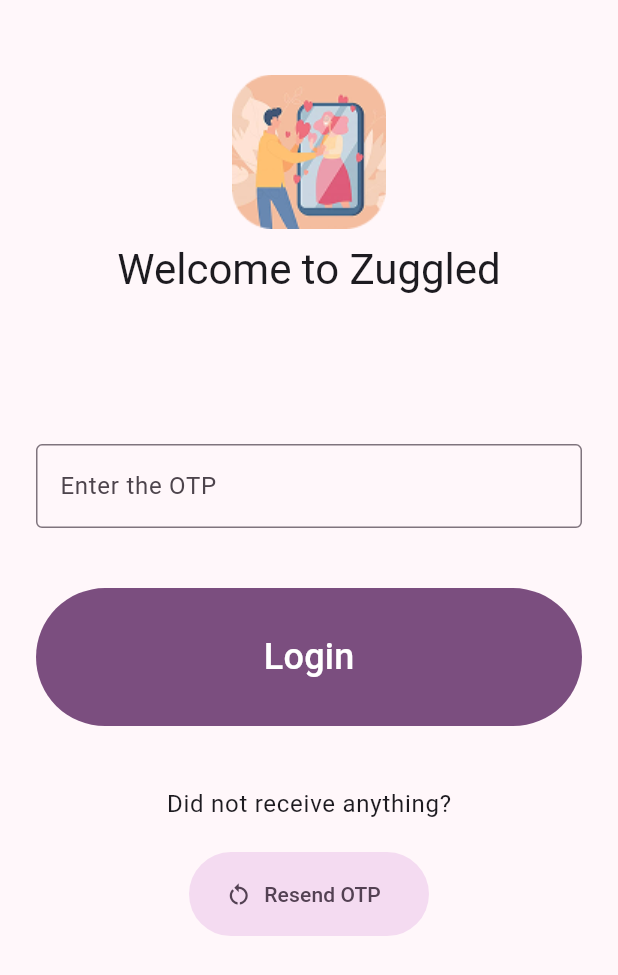
After one commit to maniraj1234/zuggled, a Flutter app: the LoginScreen screen opened by its route, after a tap on "Send OTP", on a phone screen of 412 x 824 dp. The commit adds this screen. Shown: the top 975 px of the screen. Run offline on Flutter 3.47's test engine with Material 3 defaults, Android fonts, the phone set to English and light mode, and no system bars; our stand-ins replace dio, firebase_auth, firebase_core, flutter_bloc, flutter_dotenv, go_router and 1 more; missing offline and left inert: http_status_code, stream_video, stream_video_flutter; accounts and stored records are empty.

Commit message:
Login Screen UI update, OTP verification setup for Testing number

```diff
--- a/frontend/lib/core/navigation/main_router.dart
+++ b/frontend/lib/core/navigation/main_router.dart
@@ -1,10 +1,8 @@
 import 'package:frontend/core/navigation/root_nav_screen.dart';
-import 'package:frontend/features/auth_test/view/login.dart';
-import 'package:frontend/features/Authentication/presentation/pages/signin1.dart';
-import 'package:frontend/features/Authentication/presentation/pages/signin2.dart';
+import 'package:frontend/views/login_screen.dart';
 import 'package:frontend/features/calling/pages/call_feature.dart';
 // ignore: unused_import
-import 'package:frontend/features/onboarding/onboarding.dart';
+import 'package:frontend/views/onboarding.dart';
 import 'package:frontend/views/coins_screen.dart';
 import 'package:frontend/views/history_screen.dart';
 import 'package:frontend/views/home_screen.dart';
@@ -44,6 +42,8 @@ final GoRouter mainRouter = GoRouter(
     SharedPreferences prefs = await SharedPreferences.getInstance();
     if (prefs.getBool('isFirstLaunch') ?? true) {
       return '/onBoarding';
+    } else if (!(prefs.getBool('isLoggedIn') ?? false)) {
+      return '/login';
     } else {
       return '/home';
     }
@@ -59,7 +59,6 @@ final GoRouter mainRouter = GoRouter(
   /// - [`OnboardingScreen`] serves as the main view (for testing purposes).
   /// - Additional screens can be added here for modular navigation.
   routes: [
-    //TODO:Change HomeScreen to OnboardingScreen()
     /// ShellRoute will be RootScreen and act as container for Other main screens like
     /// HomeScreen, SettingScrren, HistoryScreen
     /// and have a NavigationBar persistant across all these screens.
@@ -67,7 +66,7 @@ final GoRouter mainRouter = GoRouter(
       path: '/onBoarding',
       builder: (context, state) => OnboardingScreen(),
     ),
-    GoRoute(path: '/login', builder: (context, state) => LoginPage()),
+    GoRoute(path: '/login', builder: (context, state) => LoginScreen()),
     ShellRoute(
       pageBuilder:
           (context, state, child) =>
@@ -105,8 +104,8 @@ final GoRouter mainRouter = GoRouter(
     ),
     // TODO: Redesign Call Screen UI
     /// CallScreen
-    GoRoute(path: '/', builder: (context, state) => SignIn1()),
-    GoRoute(path: '/signin2', builder: (context, state) => SignIn2()),
+    GoRoute(path: '/', builder: (context, state) => LoginScreen()),
+
     GoRoute(
       path: '/call_screen',
       builder: (context, state) => CallScreen(title: "call home screen"),
--- /dev/null
+++ b/frontend/lib/views/login_screen.dart
@@ -0,0 +1,226 @@
+import 'package:flutter/material.dart';
+import 'package:frontend/widgets/auth_button.dart';
+import 'package:frontend/widgets/auth_textfield.dart';
+
+class LoginScreen extends StatefulWidget {
+  const LoginScreen({super.key});
+
+  @override
+  State<LoginScreen> createState() => _LoginScreenState();
+}
+
+class _LoginScreenState extends State<LoginScreen>
+    with SingleTickerProviderStateMixin {
+  late Size size;
+  final TextEditingController _phoneController = TextEditingController();
+  final TextEditingController _otpverifController = TextEditingController();
+  late Widget _loginWidget;
+  late Widget _otpVerifWidget;
+  int _animateWidgetIndex = 0;
+
+  @override
+  void initState() {
+    super.initState();
+    _loginWidget = LoginWidget(
+      controller: _phoneController,
+      onLoginPressed:
+          () => setState(() {
+            _animateWidgetIndex = 1;
+          }),
+    );
+    _otpVerifWidget = BackButtonListener(
+      onBackButtonPressed: () async {
+        setState(() {
+          _animateWidgetIndex = 0;
+        });
+        return true;
+      },
+      child: OTPVerificationWidget(controller: _otpverifController),
+    );
+  }
+
+  @override
+  void didChangeDependencies() {
+    super.didChangeDependencies();
+    size = MediaQuery.of(context).size;
+  }
+
+  @override
+  Widget build(BuildContext context) {
+    return Scaffold(
+      backgroundColor: Theme.of(context).colorScheme.surface,
+      resizeToAvoidBottomInset: false,
+      body: Padding(
+        padding: EdgeInsets.only(
+          left: 24,
+          right: 24,
+          top: MediaQuery.of(context).padding.top + 0.05 * size.height,
+          bottom: 1 / 10 * size.height,
+        ),
+        child: Column(
+          crossAxisAlignment: CrossAxisAlignment.stretch,
+          mainAxisAlignment: MainAxisAlignment.start,
+          children: [
+            Image.asset(
+              'lib/assets/images/core/zuggled-banner-image.png',
+              height: 120,
+              width: 120,
+            ),
+            Center(
+              child: Text(
+                'Welcome to Zuggled',
+                style: Theme.of(context).textTheme.headlineMedium,
+              ),
+            ),
+            SizedBox(height: size.height * 0.12),
+            AnimatedSwitcher(
+              layoutBuilder:
+                  (currentChild, previousChildren) => Expanded(
+                    child: Align(
+                      alignment: Alignment.topCenter,
+                      // ClipRect helps prevent overflow during slide
+                      child: currentChild,
+                    ),
+                  ),
+              transitionBuilder: (Widget child, Animation<double> animation) {
+                // Apply a slide animation for the entering child
+                final offsetAnimation = Tween<Offset>(
+                  begin: Offset(
+                    _animateWidgetIndex == 0 ? -1.0 : 1.0,
+                    0.0,
+                  ), // Starts from right
+                  end: Offset.zero,
+                ).animate(animation);
+
+                return SlideTransition(
+                  position: offsetAnimation,
+                  child: FadeTransition(
+                    // Add fade for a smoother blend
+                    opacity: Tween<double>(begin: 0, end: 1).animate(animation),
+                    child: child,
+                  ),
+                );
+              },
+              duration: Durations.medium3,
+              switchInCurve: Cubic(0.05, 0.7, 0.1, 1),
+              switchOutCurve: Cubic(0.3, 0, 0.8, 0.15),
+              child: _animateWidgetIndex == 0 ? _loginWidget : _otpVerifWidget,
+            ),
+
+            SizedBox(height: 24),
+          ],
+        ),
+      ),
+    );
+  }
+}
+
+class LoginWidget extends StatefulWidget {
+  const LoginWidget({
+    super.key,
+    required this.controller,
+    required this.onLoginPressed,
+  });
+  final TextEditingController controller;
+  final VoidCallback onLoginPressed;
+  @override
+  State<LoginWidget> createState() => _LoginWidgetState();
+}
+
+class _LoginWidgetState extends State<LoginWidget> {
+  late Size size;
+  @override
+  void didChangeDependencies() {
+    super.didChangeDependencies();
+    size = MediaQuery.of(context).size;
+  }
+
+  @override
+  Widget build(BuildContext context) {
+    return Column(
+      key: const ValueKey('loginwidget'),
+      mainAxisSize: MainAxisSize.min,
+      mainAxisAlignment: MainAxisAlignment.start,
+      crossAxisAlignment: CrossAxisAlignment.stretch,
+      children: [
+        AuthTextFormField(
+          controller: widget.controller,
+          hintText: 'Phone Number',
+          keyboardType: TextInputType.phone,
+        ),
+        SizedBox(height: size.height * 0.05),
+        AuthButton(
+          onPressed: widget.onLoginPressed,
+          title: 'Send OTP',
+          backgroundColor: Theme.of(context).colorScheme.primary,
+          foregroundColor: Theme.of(context).colorScheme.onPrimary,
+        ),
+        SizedBox(height: size.height * 0.05),
+        Center(
+          child: Text(
+            "Don't have an account?",
+            style: Theme.of(context).textTheme.bodyLarge,
+          ),
+        ),
+        const SizedBox(height: 24),
+        AuthButton(
+          onPressed: () {},
+          title: 'Sign Up',
+          backgroundColor:
+              Theme.of(context).colorScheme.surfaceContainerHighest,
+          foregroundColor: Theme.of(context).colorScheme.onSurface,
+        ),
+      ],
+    );
+  }
+}
+
+class OTPVerificationWidget extends StatefulWidget {
+  const OTPVerificationWidget({super.key, required this.controller});
+  final TextEditingController controller;
+  @override
+  State<OTPVerificationWidget> createState() => _OTPVerificationWidgetState();
+}
+
+class _OTPVerificationWidgetState extends State<OTPVerificationWidget> {
+  @override
+  Widget build(BuildContext context) {
+    return (Column(
+      mainAxisSize: MainAxisSize.min,
+      crossAxisAlignment: CrossAxisAlignment.stretch,
+      key: const ValueKey('otpwidget'),
+      children: [
+        AuthTextFormField(
+          controller: widget.controller,
+          hintText: 'Enter the OTP',
+        ),
+        const SizedBox(height: 40),
+        AuthButton(
+          onPressed: () {},
+          title: 'Login',
+          backgroundColor: Theme.of(context).colorScheme.primary,
+          foregroundColor: Theme.of(context).colorScheme.onPrimary,
+        ),
+        const SizedBox(height: 40),
+        Center(
+          child: Text(
+            "Did not receive anything?",
+            style: Theme.of(context).textTheme.bodyLarge,
+          ),
+        ),
+        const SizedBox(height: 20),
+        Center(
+          child: SizedBox(
+            height: 56,
+            width: 160,
+            child: FilledButton.tonalIcon(
+              icon: Icon(Icons.restart_alt),
+              onPressed: () {},
+              label: const Text('Resend OTP'),
+            ),
+          ),
+        ),
+      ],
+    ));
+  }
+}
--- /dev/null
+++ b/frontend/lib/widgets/auth_button.dart
@@ -0,0 +1,36 @@
+import 'package:flutter/material.dart';
+
+class AuthButton extends StatelessWidget {
+  final String title;
+  final VoidCallback onPressed;
+  final Color backgroundColor;
+  final Color foregroundColor;
+
+  const AuthButton({
+    super.key,
+    required this.title,
+    required this.onPressed,
+    this.backgroundColor = const Color(0xFF2E2B30), // default to dark gray
+    this.foregroundColor = Colors.white, // default to white
+  });
+
+  @override
+  Widget build(BuildContext context) {
+    return SizedBox(
+      height: 92,
+      child: FilledButton(
+        onPressed: onPressed,
+        style: ButtonStyle(
+          backgroundColor: WidgetStatePropertyAll(backgroundColor),
+        ),
+        child: Text(
+          title,
+          style: Theme.of(context).textTheme.titleMedium?.copyWith(
+            color: foregroundColor,
+            fontSize: 24,
+          ),
+        ),
+      ),
+    );
+  }
+}
--- /dev/null
+++ b/frontend/lib/widgets/auth_textfield.dart
@@ -0,0 +1,27 @@
+import 'package:flutter/material.dart';
+
+class AuthTextFormField extends StatelessWidget {
+  final TextEditingController controller;
+  final String hintText;
+  final TextInputType keyboardType;
+
+  const AuthTextFormField({
+    super.key,
+    required this.controller,
+    required this.hintText,
+    this.keyboardType = TextInputType.text,
+  });
+
+  @override
+  Widget build(BuildContext context) {
+    return TextField(
+      controller: controller,
+      keyboardType: keyboardType,
+      style: TextStyle(fontSize: 16),
+      decoration: InputDecoration(
+        border: OutlineInputBorder(),
+        label: Text(hintText),
+      ),
+    );
+  }
+}
--- a/frontend/pubspec.yaml
+++ b/frontend/pubspec.yaml
@@ -46,6 +46,7 @@ dependencies:
   flutter_bloc: ^9.1.1
   animations: ^2.0.11
   shared_preferences: ^2.5.3
+  flutter_animate: ^4.5.2
 
 dev_dependencies:
   flutter_test:
```
Also changed, not shown: frontend/lib/features/Authentication/presentation/pages/signin1.dart (deleted, +0 -66 lines), frontend/lib/features/Authentication/presentation/pages/signin2.dart (deleted, +0 -62 lines), frontend/lib/features/Authentication/presentation/widgets/auth_button.dart (deleted, +0 -43 lines), frontend/lib/features/Authentication/presentation/widgets/auth_textfield.dart (deleted, +0 -58 lines), frontend/lib/features/auth_test/view/home_test.dart (deleted, +0 -13 lines), frontend/lib/features/auth_test/view/login.dart (deleted, +0 -154 lines), frontend/lib/views/otp_verif_screen.dart (added, +45 -0 lines), frontend/lib/views/onboarding.dart (renamed from frontend/lib/features/onboarding/onboarding.dart), frontend/pubspec.lock.
